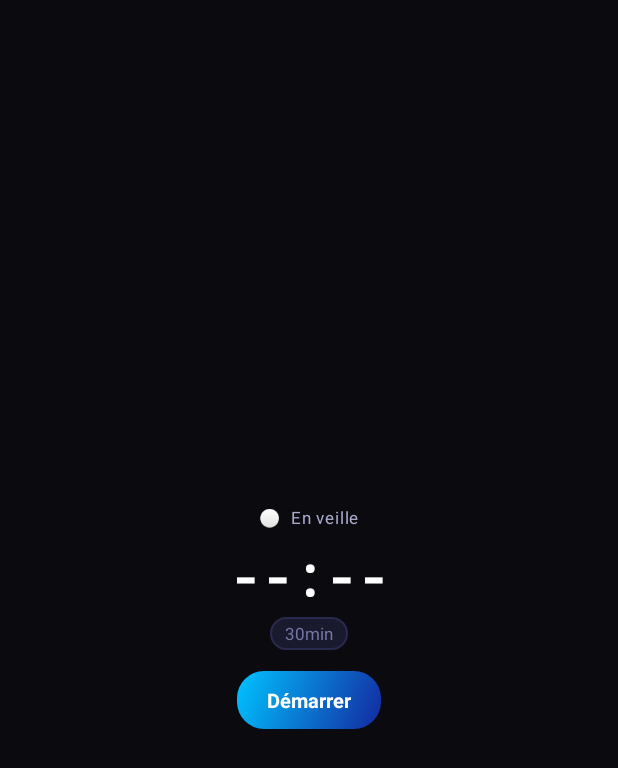
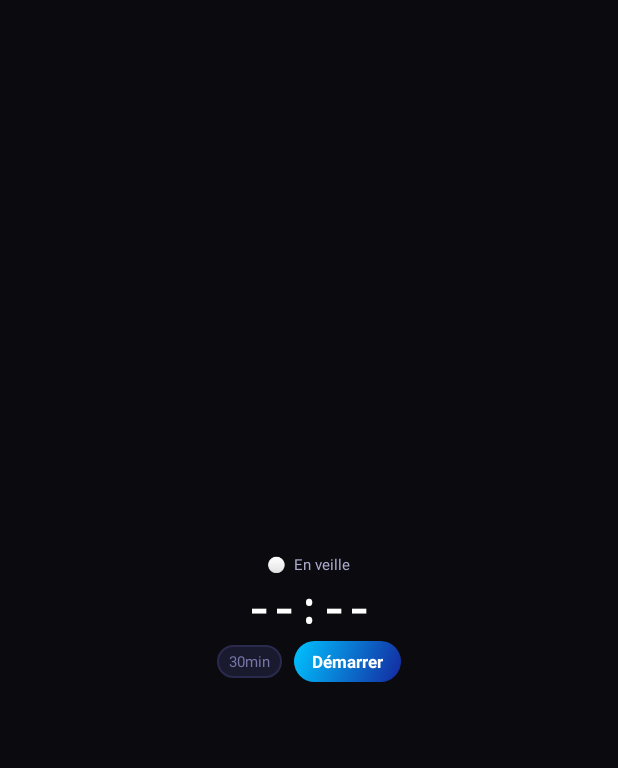
Before and after one commit to AAyachi328/ines, an Android app: the screen it shows after launch (MainActivity), on a phone screen of 412 x 824 dp. Shown: the top 768 px of the screen. Run offline under Robolectric (Android 15) with nearby library versions, the phone set to English and light mode, and no system bars; plain views replace BoxInsetLayout.

Commit message:
Compacte le layout : seuil + bouton sur même ligne, tout visible sur écran rond
https://claude.ai/code/session_01SgnRvXPHqpA7oFhWN5nMb9

```diff
--- a/samsung-watch-app/wear/src/main/res/layout/activity_main.xml
+++ b/samsung-watch-app/wear/src/main/res/layout/activity_main.xml
@@ -1,23 +1,18 @@
 <?xml version="1.0" encoding="utf-8"?>
-<!--
-  Mise en page adaptée à l'écran ROND de la Galaxy Watch.
-  androidx.wear.widget.RoundedDrawable assure les coins circulaires.
--->
 <androidx.wear.widget.BoxInsetLayout
     xmlns:android="http://schemas.android.com/apk/res/android"
     xmlns:app="http://schemas.android.com/apk/res-auto"
     android:layout_width="match_parent"
     android:layout_height="match_parent"
-    android:background="#0A0A0F"
-    android:padding="8dp">
+    android:background="#0A0A0F">
 
-    <!-- Contenu principal centré -->
+    <!-- Contenu principal -->
     <LinearLayout
         android:layout_width="match_parent"
         android:layout_height="match_parent"
         android:orientation="vertical"
         android:gravity="center"
-        android:padding="16dp"
+        android:padding="20dp"
         app:boxedEdges="all">
 
         <!-- Statut -->
@@ -25,54 +20,61 @@
             android:id="@+id/tv_status"
             android:layout_width="wrap_content"
             android:layout_height="wrap_content"
-            android:text="⚪  En veille"
-            android:textSize="11sp"
+            android:text="⚪ En veille"
+            android:textSize="10sp"
             android:textColor="#AAAACC"
-            android:letterSpacing="0.05"
-            android:layout_marginBottom="6dp"/>
+            android:layout_marginBottom="2dp"/>
 
-        <!-- Chrono inactivité (grand) -->
+        <!-- Chrono -->
         <TextView
             android:id="@+id/tv_timer"
             android:layout_width="wrap_content"
             android:layout_height="wrap_content"
             android:text="--:--"
-            android:textSize="36sp"
+            android:textSize="28sp"
             android:textStyle="bold"
             android:textColor="#FFFFFF"
             android:fontFamily="monospace"
             android:layout_marginBottom="4dp"/>
 
-        <!-- Seuil (cliquable pour changer) -->
+        <!-- Seuil + Démarrer sur la même ligne -->
+        <LinearLayout
+            android:layout_width="wrap_content"
+            android:layout_height="wrap_content"
+            android:orientation="horizontal"
+            android:gravity="center"
+            android:layout_marginBottom="0dp">
+
             <TextView
                 android:id="@+id/tv_threshold"
                 android:layout_width="wrap_content"
                 android:layout_height="wrap_content"
                 android:text="30min"
-            android:textSize="11sp"
+                android:textSize="10sp"
                 android:textColor="#7777AA"
                 android:background="@drawable/bg_chip"
-            android:paddingHorizontal="10dp"
-            android:paddingVertical="3dp"
-            android:layout_marginBottom="14dp"/>
+                android:paddingHorizontal="8dp"
+                android:paddingVertical="4dp"
+                android:layout_marginEnd="8dp"/>
 
-        <!-- Bouton Démarrer / Arrêter -->
             <TextView
                 android:id="@+id/btn_toggle_text"
                 android:layout_width="wrap_content"
                 android:layout_height="wrap_content"
                 android:text="Démarrer"
-            android:textSize="13sp"
+                android:textSize="11sp"
                 android:textStyle="bold"
                 android:textColor="#FFFFFF"
                 android:background="@drawable/bg_btn_primary"
-            android:paddingHorizontal="20dp"
-            android:paddingVertical="10dp"
+                android:paddingHorizontal="12dp"
+                android:paddingVertical="6dp"
                 android:clickable="true"
                 android:focusable="true"/>
         </LinearLayout>
 
-    <!-- Panel d'alerte (superposé, caché par défaut) -->
+    </LinearLayout>
+
+    <!-- Panel d'alerte -->
     <LinearLayout
         android:id="@+id/alert_panel"
         android:layout_width="match_parent"
@@ -80,7 +82,7 @@
         android:orientation="vertical"
         android:gravity="center"
         android:background="#E5000000"
-        android:padding="20dp"
+        android:padding="16dp"
         android:visibility="gone">
 
         <TextView
@@ -88,45 +90,47 @@
             android:layout_width="wrap_content"
             android:layout_height="wrap_content"
             android:text="Trop assis !"
-            android:textSize="13sp"
+            android:textSize="12sp"
             android:textStyle="bold"
             android:textColor="#FFFFFF"
             android:gravity="center"
-            android:layout_marginBottom="14dp"/>
+            android:layout_marginBottom="10dp"/>
 
-        <!-- Bouton : Se lever -->
         <FrameLayout
             android:id="@+id/btn_get_up"
-            android:layout_width="120dp"
-            android:layout_height="36dp"
+            android:layout_width="wrap_content"
+            android:layout_height="wrap_content"
             android:background="@drawable/bg_btn_primary"
             android:clickable="true"
             android:focusable="true"
-            android:layout_marginBottom="8dp">
+            android:paddingHorizontal="14dp"
+            android:paddingVertical="8dp"
+            android:layout_marginBottom="6dp">
             <TextView
                 android:layout_width="wrap_content"
                 android:layout_height="wrap_content"
                 android:layout_gravity="center"
                 android:text="🚶 Se lever"
-                android:textSize="12sp"
+                android:textSize="11sp"
                 android:textStyle="bold"
                 android:textColor="#FFFFFF"/>
         </FrameLayout>
 
-        <!-- Bouton : Plus tard -->
         <FrameLayout
             android:id="@+id/btn_snooze"
-            android:layout_width="120dp"
-            android:layout_height="32dp"
+            android:layout_width="wrap_content"
+            android:layout_height="wrap_content"
             android:background="@drawable/bg_btn_secondary"
             android:clickable="true"
-            android:focusable="true">
+            android:focusable="true"
+            android:paddingHorizontal="14dp"
+            android:paddingVertical="6dp">
             <TextView
                 android:layout_width="wrap_content"
                 android:layout_height="wrap_content"
                 android:layout_gravity="center"
                 android:text="⏰ Plus tard"
-                android:textSize="11sp"
+                android:textSize="10sp"
                 android:textColor="#AAAACC"/>
         </FrameLayout>
     </LinearLayout>
```
Lines whose indentation alone changed are shown as unchanged.
